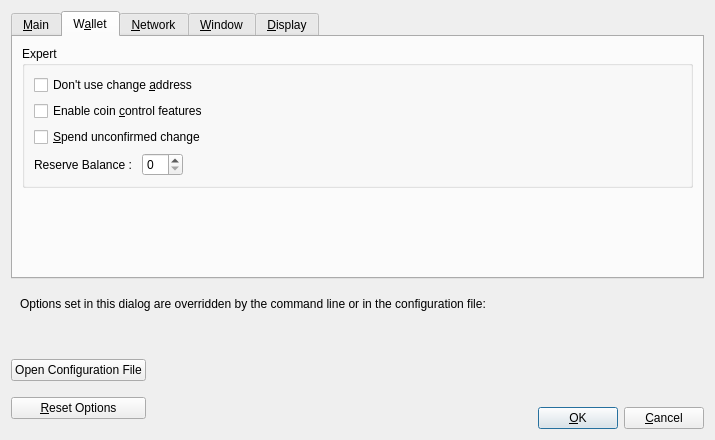
First picture: the form in src/qt/forms/optionsdialog.ui, repository BlockMechanic/rain, before the edit.
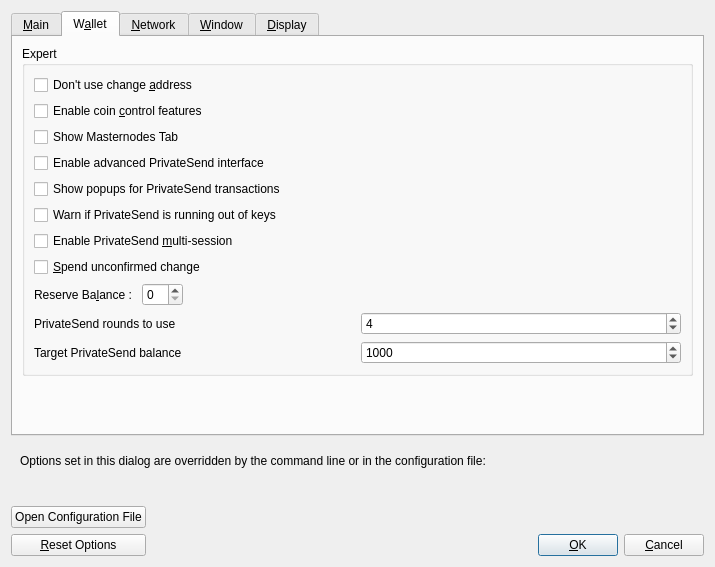
Second picture: the form after the edit. The open tabs and pages were chosen to show the change. Custom widgets are drawn as their Qt base class.

Patch:
```diff
--- a/src/qt/forms/optionsdialog.ui
+++ b/src/qt/forms/optionsdialog.ui
@@ -7,7 +7,7 @@
     <x>0</x>
     <y>0</y>
     <width>715</width>
-    <height>440</height>
+    <height>567</height>
    </rect>
   </property>
   <property name="windowTitle">
@@ -223,6 +223,44 @@
             </property>
            </widget>
           </item>
+          <item>
+           <widget class="QCheckBox" name="showMasternodesTab">
+            <property name="text">
+             <string>Show Masternodes Tab</string>
+            </property>
+           </widget>
+          </item>
+          <item>
+           <widget class="QCheckBox" name="showAdvancedPSUI">
+            <property name="toolTip">
+             <string>Show additional information and buttons for PrivateSend on overview screen.</string>
+            </property>
+            <property name="text">
+             <string>Enable advanced PrivateSend interface</string>
+            </property>
+           </widget>
+          </item>
+          <item>
+           <widget class="QCheckBox" name="showPrivateSendPopups">
+            <property name="text">
+             <string>Show popups for PrivateSend transactions</string>
+            </property>
+           </widget>
+          </item>
+          <item>
+           <widget class="QCheckBox" name="lowKeysWarning">
+            <property name="text">
+             <string>Warn if PrivateSend is running out of keys</string>
+            </property>
+           </widget>
+          </item>
+          <item>
+           <widget class="QCheckBox" name="privateSendMultiSession">
+            <property name="text">
+             <string>Enable PrivateSend &amp;multi-session</string>
+            </property>
+           </widget>
+          </item>
           <item>
            <widget class="QCheckBox" name="spendZeroConfChange">
             <property name="toolTip">
@@ -238,7 +276,7 @@
             <item>
              <widget class="QLabel" name="reserveBalanceLabel">
               <property name="text">
-               <string>Reserve Balance : </string>
+               <string>Reserve Ba&amp;lance : </string>
               </property>
               <property name="textFormat">
                <enum>Qt::PlainText</enum>
@@ -270,6 +308,75 @@
             </item>
            </layout>
           </item>
+          <item>
+           <layout class="QHBoxLayout" name="horizontalLayout_4_Wallet">
+            <item>
+             <widget class="QLabel" name="label">
+              <property name="toolTip">
+               <string>This setting determines the amount of individual masternodes that an input will be mixed through.&lt;br/&gt;More rounds of mixing gives a higher degree of privacy, but also costs more in fees.</string>
+              </property>
+              <property name="text">
+               <string>PrivateSend rounds to use</string>
+              </property>
+             </widget>
+            </item>
+            <item>
+             <widget class="QSpinBox" name="privateSendRounds">
+              <property name="minimum">
+               <number>2</number>
+              </property>
+              <property name="maximum">
+               <number>16</number>
+              </property>
+              <property name="value">
+               <number>4</number>
+              </property>
+             </widget>
+            </item>
+           </layout>
+          </item>
+          <item>
+           <layout class="QHBoxLayout" name="horizontalLayout_3">
+            <item>
+             <widget class="QLabel" name="label_3">
+              <property name="toolTip">
+               <string>This amount acts as a threshold to turn off PrivateSend once it's reached.</string>
+              </property>
+              <property name="statusTip">
+               <string notr="true"/>
+              </property>
+              <property name="whatsThis">
+               <string notr="true"/>
+              </property>
+              <property name="accessibleName">
+               <string notr="true"/>
+              </property>
+              <property name="accessibleDescription">
+               <string notr="true"/>
+              </property>
+              <property name="text">
+               <string>Target PrivateSend balance</string>
+              </property>
+             </widget>
+            </item>
+            <item>
+             <widget class="QSpinBox" name="privateSendAmount">
+              <property name="minimum">
+               <number>2</number>
+              </property>
+              <property name="maximum">
+               <number>2000</number>
+              </property>
+              <property name="singleStep">
+               <number>10</number>
+              </property>
+              <property name="value">
+               <number>1000</number>
+              </property>
+             </widget>
+            </item>
+           </layout>
+          </item>
          </layout>
         </widget>
        </item>
```
Left out of the diff: 22 changed lines with no effect on the pictures.
